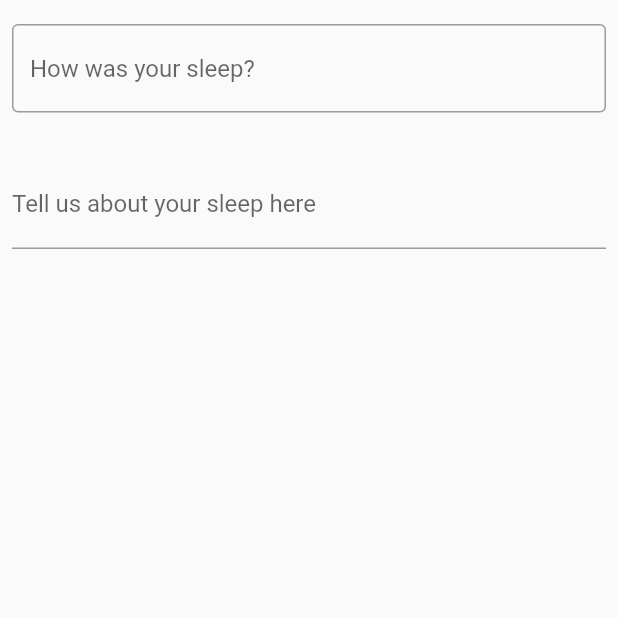
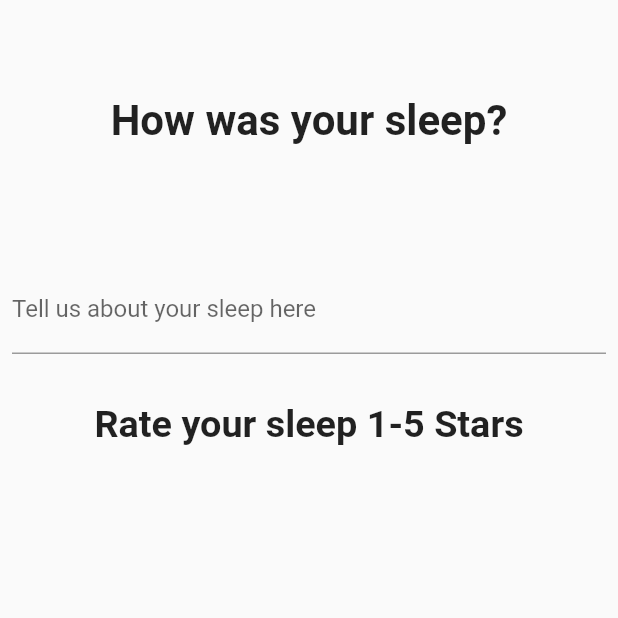
Before and after one commit to jakelang01/SweetDreams, a Flutter app: the InputScreen screen opened directly, on a phone screen of 412 x 824 dp, the top half of it. Run offline on Flutter 3.47's test engine with Material 2 defaults, Android fonts, the light colour scheme and no system bars; our stand-ins replace cloud_firestore, firebase_core, flutter_rating_bar, shared_preferences; accounts and stored records are empty.

Commit message:
padding
I accidentally made the prompt a text field instead of plain text

```diff
--- a/lib/main.dart
+++ b/lib/main.dart
@@ -120,12 +120,13 @@ class _InputScreen extends State<InputScreen> {
       body: Column(
       children: <Widget>[
         const Padding(
-            padding: EdgeInsets.symmetric(horizontal: 8, vertical: 16),
-            child: TextField(
-              decoration: InputDecoration(
-                border: OutlineInputBorder(),
-                hintText: "How was your sleep?",
-              ),
+            padding: EdgeInsets.symmetric(horizontal: 8, vertical: 64),
+            child: Text(
+              'How was your sleep?',
+              textAlign: TextAlign.center,
+              overflow: TextOverflow.ellipsis,
+              textScaleFactor: 2,
+              style: const TextStyle(fontWeight: FontWeight.bold),
             )
         ),
         Padding(
@@ -136,6 +137,16 @@ class _InputScreen extends State<InputScreen> {
               labelText: 'Tell us about your sleep here',
             ),
           ),
+        ),
+        Padding(
+          padding: const EdgeInsets.symmetric(horizontal: 8, vertical: 16),
+          child: Text(
+            'Rate your sleep 1-5 Stars',
+            textAlign: TextAlign.center,
+            overflow: TextOverflow.ellipsis,
+            textScaleFactor: 1.8,
+            style: const TextStyle(fontWeight: FontWeight.bold),
+          )
         ),
       ],
     ),
```
